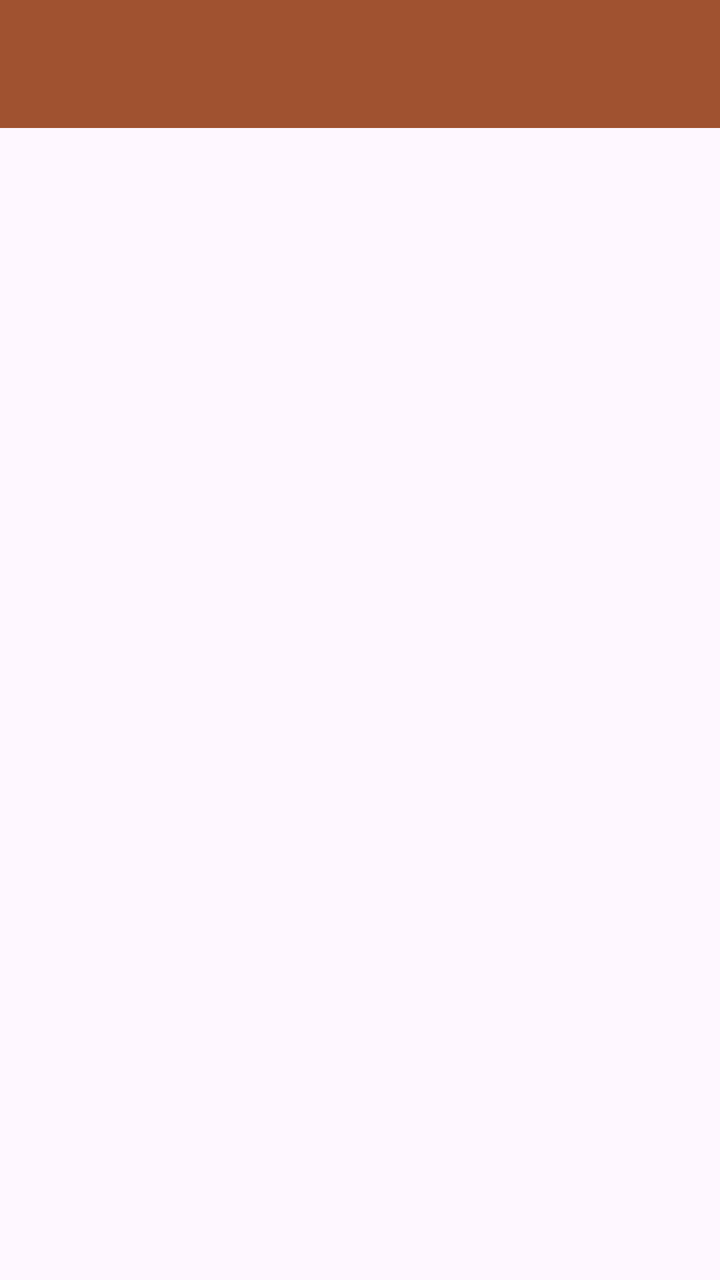
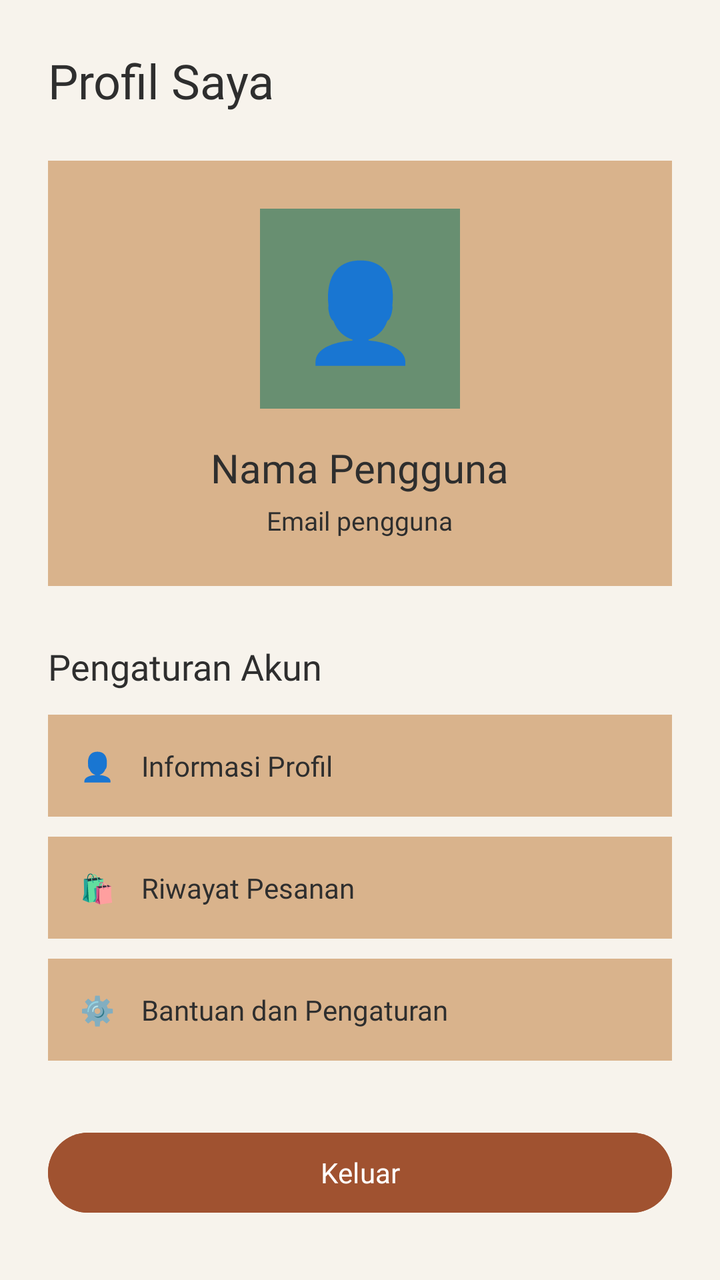

Two renders of the same Android screen: before a commit and after it. Below are the layout's source before the change and the commit's diff.
<!-- AndroidManifest.xml: application theme Theme.RuangKarya -->
<!-- res/layout/fragment_more.xml -->
<?xml version="1.0" encoding="utf-8"?>
<androidx.coordinatorlayout.widget.CoordinatorLayout
    xmlns:android="http://schemas.android.com/apk/res/android"
    xmlns:app="http://schemas.android.com/apk/res-auto"
    xmlns:tools="http://schemas.android.com/tools"
    android:layout_width="match_parent"
    android:layout_height="match_parent"
    tools:context=".More.MoreFragment">

    <com.google.android.material.appbar.AppBarLayout
        android:id="@+id/appBarLayout"
        android:layout_width="match_parent"
        android:layout_height="wrap_content"
        android:theme="@style/ThemeOverlay.AppCompat.Dark.ActionBar">

        <androidx.appcompat.widget.Toolbar
            android:fontFamily="@font/poppinsregular"
            android:id="@+id/toolbar"
            android:layout_width="match_parent"
            android:layout_height="?attr/actionBarSize"
            android:background="@color/terracotta"
            app:titleTextColor="@android:color/white"
            app:layout_scrollFlags="scroll|enterAlways" />

    </com.google.android.material.appbar.AppBarLayout>

    <ListView
        android:fontFamily="@font/poppinsregular"
        android:id="@+id/listViewItems"
        android:layout_width="match_parent"
        android:layout_height="match_parent"
        app:layout_behavior="@string/appbar_scrolling_view_behavior" />

</androidx.coordinatorlayout.widget.CoordinatorLayout>
<!-- resources referenced by this layout -->
<resources>
  <color name="terracotta">#A05230</color>
  <style name="Theme.RuangKarya" parent="Base.Theme.RuangKarya" />
  <style name="Base.Theme.RuangKarya" parent="Theme.Material3.DayNight.NoActionBar">
          
          
      </style>
</resources>

<!-- the commit's change to res/layout/fragment_more.xml (unified diff, before → after) -->
@@ -1,34 +1,116 @@
 <?xml version="1.0" encoding="utf-8"?>
-<androidx.coordinatorlayout.widget.CoordinatorLayout
-    xmlns:android="http://schemas.android.com/apk/res/android"
-    xmlns:app="http://schemas.android.com/apk/res-auto"
+<ScrollView xmlns:android="http://schemas.android.com/apk/res/android"
     xmlns:tools="http://schemas.android.com/tools"
     android:layout_width="match_parent"
     android:layout_height="match_parent"
-    tools:context=".More.MoreFragment">
+    android:background="@color/cream"
+    android:fillViewport="true"
+    tools:context=".profile.MoreFragment">
 
-    <com.google.android.material.appbar.AppBarLayout
-        android:id="@+id/appBarLayout"
+    <LinearLayout
         android:layout_width="match_parent"
         android:layout_height="wrap_content"
-        android:theme="@style/ThemeOverlay.AppCompat.Dark.ActionBar">
+        android:orientation="vertical"
+        android:padding="24dp">
 
-        <androidx.appcompat.widget.Toolbar
-            android:fontFamily="@font/poppinsregular"
-            android:id="@+id/toolbar"
+        <TextView
             android:layout_width="match_parent"
-            android:layout_height="?attr/actionBarSize"
-            android:background="@color/terracotta"
-            app:titleTextColor="@android:color/white"
-            app:layout_scrollFlags="scroll|enterAlways" />
+            android:layout_height="wrap_content"
+            android:text="Profil Saya"
+            android:textColor="@color/charcoal"
+            android:textSize="24sp"
+            android:fontFamily="@font/poppinsbold"
+            android:layout_marginBottom="24dp" />
 
-    </com.google.android.material.appbar.AppBarLayout>
+        <LinearLayout
+            android:layout_width="match_parent"
+            android:layout_height="wrap_content"
+            android:orientation="vertical"
+            android:gravity="center"
+            android:padding="24dp"
+            android:background="@color/beige">
 
-    <ListView
-        android:fontFamily="@font/poppinsregular"
-        android:id="@+id/listViewItems"
-        android:layout_width="match_parent"
-        android:layout_height="match_parent"
-        app:layout_behavior="@string/appbar_scrolling_view_behavior" />
+            <TextView
+                android:layout_width="100dp"
+                android:layout_height="100dp"
+                android:gravity="center"
+                android:text="👤"
+                android:textSize="48sp"
+                android:background="@color/sage" />
 
-</androidx.coordinatorlayout.widget.CoordinatorLayout>
+            <TextView
+                android:id="@+id/tvProfileName"
+                android:layout_width="wrap_content"
+                android:layout_height="wrap_content"
+                android:layout_marginTop="16dp"
+                android:text="Nama Pengguna"
+                android:textColor="@color/charcoal"
+                android:textSize="20sp"
+                android:fontFamily="@font/poppinsbold" />
+
+            <TextView
+                android:id="@+id/tvProfileEmail"
+                android:layout_width="wrap_content"
+                android:layout_height="wrap_content"
+                android:layout_marginTop="4dp"
+                android:text="Email pengguna"
+                android:textColor="@color/charcoal"
+                android:textSize="13sp"
+                android:fontFamily="@font/poppinsregular" />
+
+        </LinearLayout>
+
+        <TextView
+            android:layout_width="match_parent"
+            android:layout_height="wrap_content"
+            android:layout_marginTop="28dp"
+            android:layout_marginBottom="12dp"
+            android:text="Pengaturan Akun"
+            android:textColor="@color/charcoal"
+            android:textSize="18sp"
+            android:fontFamily="@font/poppinsbold" />
+
+        <TextView
+            android:layout_width="match_parent"
+            android:layout_height="wrap_content"
+            android:padding="16dp"
+            android:background="@color/beige"
+            android:text="👤    Informasi Profil"
+            android:textColor="@color/charcoal"
+            android:textSize="14sp"
+            android:fontFamily="@font/poppinsregular" />
+
+        <TextView
+            android:layout_width="match_parent"
+            android:layout_height="wrap_content"
+            android:layout_marginTop="10dp"
+            android:padding="16dp"
+            android:background="@color/beige"
+            android:text="🛍️    Riwayat Pesanan"
+            android:textColor="@color/charcoal"
+            android:textSize="14sp"
+            android:fontFamily="@font/poppinsregular" />
+
+        <TextView
+            android:layout_width="match_parent"
+            android:layout_height="wrap_content"
+            android:layout_marginTop="10dp"
+            android:padding="16dp"
+            android:background="@color/beige"
+            android:text="⚙️    Bantuan dan Pengaturan"
+            android:textColor="@color/charcoal"
+            android:textSize="14sp"
+            android:fontFamily="@font/poppinsregular" />
+
+        <Button
+            android:id="@+id/btnLogout"
+            android:layout_width="match_parent"
+            android:layout_height="wrap_content"
+            android:layout_marginTop="32dp"
+            android:text="Keluar"
+            android:textColor="@android:color/white"
+            android:backgroundTint="@color/terracotta"
+            android:fontFamily="@font/poppinsbold" />
+
+    </LinearLayout>
+</ScrollView>
<!-- resource entries referenced after the edit -->
@@ -1,5 +1,9 @@
 <!-- resources referenced by this layout -->
 <resources>
+  <color name="beige">#D9B38C</color>
+  <color name="charcoal">#2E2E2E</color>
+  <color name="cream">#F7F3EC</color>
+  <color name="sage">#688F71</color>
   <color name="terracotta">#A05230</color>
   <style name="Theme.RuangKarya" parent="Base.Theme.RuangKarya" />
   <style name="Base.Theme.RuangKarya" parent="Theme.Material3.DayNight.NoActionBar">
